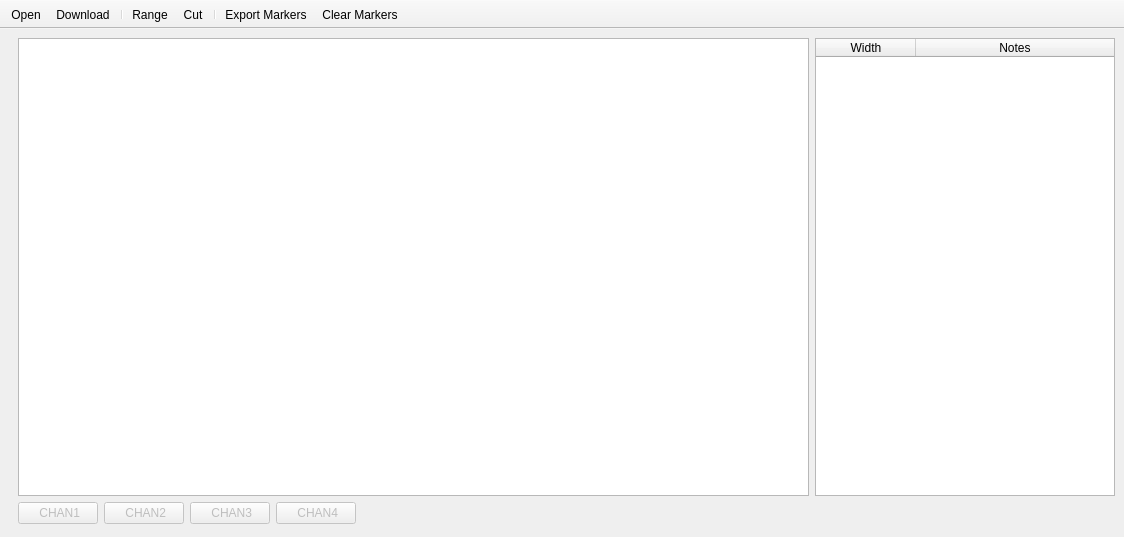
Before: the Qt Designer form main.ui in jpenalbae/DS1000Z_SPA, drawn with Qt 5.
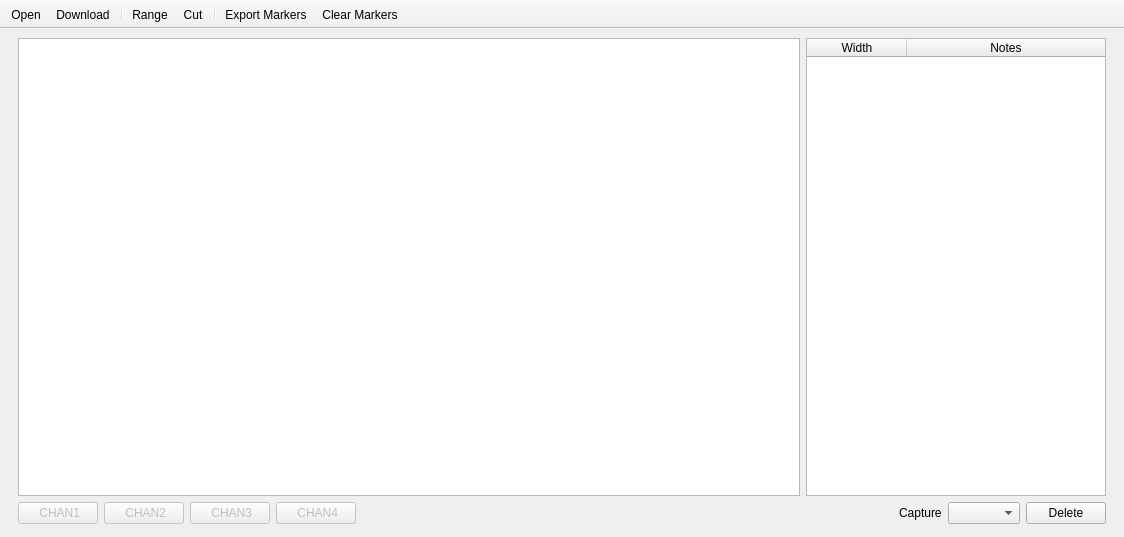
After: the same form once the commit is applied. Icons and pictures are not drawn. Custom widgets are drawn as their Qt base class.

Commit message: Added support to handle multiple captures

Patch:
```diff
--- a/main.ui
+++ b/main.ui
@@ -32,6 +32,9 @@
       <property name="leftMargin">
        <number>9</number>
       </property>
+      <property name="rightMargin">
+       <number>9</number>
+      </property>
       <item>
        <layout class="QHBoxLayout" name="horizontalLayout_2">
         <item>
@@ -202,6 +205,27 @@
           </property>
          </spacer>
         </item>
+        <item>
+         <widget class="QLabel" name="label">
+          <property name="text">
+           <string>Capture</string>
+          </property>
+         </widget>
+        </item>
+        <item>
+         <widget class="QComboBox" name="captureList">
+          <property name="editable">
+           <bool>false</bool>
+          </property>
+         </widget>
+        </item>
+        <item>
+         <widget class="QPushButton" name="buttonDelete">
+          <property name="text">
+           <string>Delete</string>
+          </property>
+         </widget>
+        </item>
        </layout>
       </item>
      </layout>
```
The commit also changes 2 other files.
